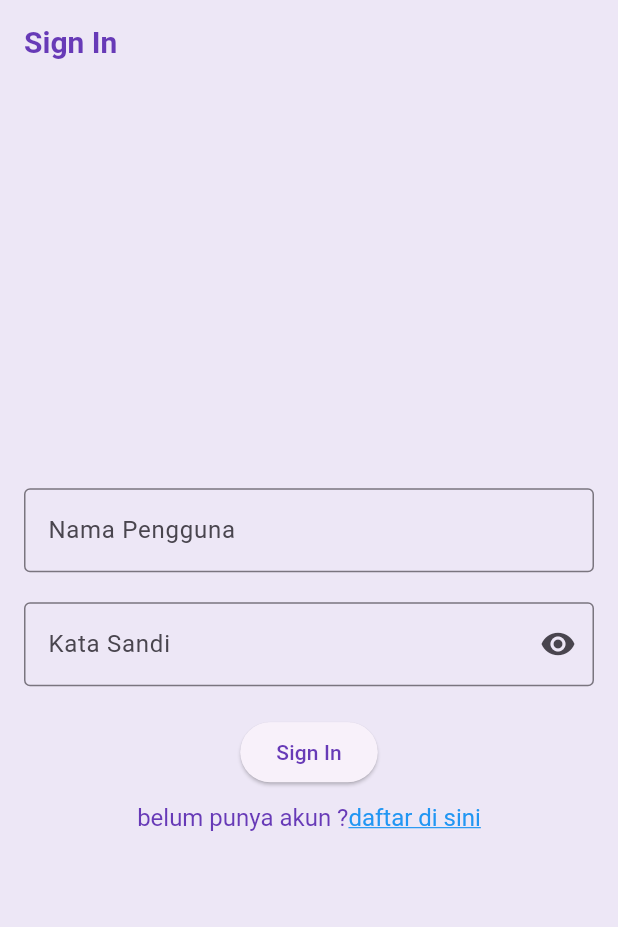
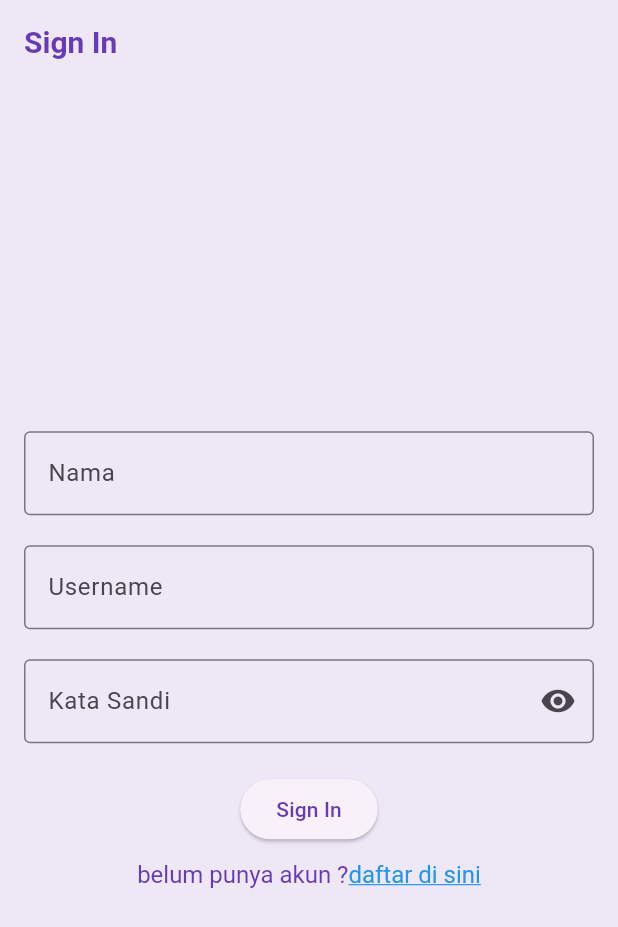
Before and after one commit to 2024-2025-Gasal-PABI-SI5B/project-wisata-candi-si5b-h4m4r4, a Flutter app: the screen it shows after launch, on a phone screen of 412 x 824 dp. Shown: the top 927 px of the screen. Run offline on Flutter 3.47's test engine with Material 3 defaults, Android fonts, the phone set to English and light mode, and no system bars; our stand-ins replace cached_network_image.

Commit message:
Part 4 Completed

```diff
--- a/wisata_candi/lib/screens/signin_screen.dart
+++ b/wisata_candi/lib/screens/signin_screen.dart
@@ -1,17 +1,25 @@
 import 'package:flutter/material.dart';
 import 'package:flutter/gestures.dart';
 
-
-class SignInScreen extends StatelessWidget {
+class SignInScreen extends StatefulWidget {
   SignInScreen({super.key});
 
+  @override
+  State<SignInScreen> createState() => _SignInScreenState();
+}
+
+class _SignInScreenState extends State<SignInScreen> {
 //TODO: DEKLASRASI VARIABLE
+  final TextEditingController _nameControler = TextEditingController();
 
   final TextEditingController _usernameControler = TextEditingController();
+
   final TextEditingController _passwordControler = TextEditingController();
 
   String _errortext = '';
+
   bool _issign = false;
+
   bool _obscurepassword = true;
 
   @override
@@ -19,9 +27,7 @@ class SignInScreen extends StatelessWidget {
     return Scaffold(
       //TODO: APPBAR
       appBar: AppBar(
-        title: const Text(
-          'Sign In'
-        ),
+        title: const Text('Sign In'),
       ),
       //TODO: BODY
       body: Center(
@@ -34,15 +40,25 @@ class SignInScreen extends StatelessWidget {
               mainAxisAlignment: MainAxisAlignment.center,
               crossAxisAlignment: CrossAxisAlignment.center,
               children: [
-                  //TODO: TEXTFORMFIELD NAMA PENGGUNA
+                //TODO: TEXTFORMFIELD NAMA
+                TextFormField(
+                  controller: _nameControler,
+                  decoration: const InputDecoration(
+                    labelText: 'Nama',
+                    hintText: 'Masukan Nama',
+                    border: OutlineInputBorder(),
+                  ),
+                ),
+                const SizedBox(
+                  height: 20,
+                ),
+                //TODO: TEXTFORMFIELD USERNAME
                 TextFormField(
                   controller: _usernameControler,
                   decoration: const InputDecoration(
-                      labelText: 'Nama Pengguna',
-                      hintText: 'Masukan Nama Pengguna',
-                      border: OutlineInputBorder(
-
-                      ),
+                    labelText: 'Username',
+                    hintText: 'Masukan Username',
+                    border: OutlineInputBorder(),
                   ),
                 ),
                 const SizedBox(
@@ -56,11 +72,16 @@ class SignInScreen extends StatelessWidget {
                     hintText: 'Masukan Kata Sandi',
                     border: const OutlineInputBorder(),
                     errorText: _errortext.isNotEmpty ? _errortext : null,
-                      suffixIcon:
-                        IconButton(
-                          onPressed: (){},
-                          icon:Icon(
-                            _obscurepassword ? Icons.visibility: Icons.visibility_off,
+                    suffixIcon: IconButton(
+                      onPressed: () {
+                        setState(() {
+                          _obscurepassword = !_obscurepassword;
+                        });
+                      },
+                      icon: Icon(
+                        _obscurepassword
+                            ? Icons.visibility
+                            : Icons.visibility_off,
                       ),
                     ),
                   ),
@@ -71,7 +92,7 @@ class SignInScreen extends StatelessWidget {
                   height: 20,
                 ),
                 ElevatedButton(
-                    onPressed: (){},
+                  onPressed: () {},
                   child: const Text('Sign In'),
                 ),
                 //TODO: TEXTBUTTON SIGN UP
@@ -85,10 +106,7 @@ class SignInScreen extends StatelessWidget {
                 RichText(
                   text: TextSpan(
                     text: 'belum punya akun ?',
-                      style: TextStyle(
-                        fontSize: 16,
-                        color: Colors.deepPurple
-                      ),
+                    style: TextStyle(fontSize: 16, color: Colors.deepPurple),
                     children: [
                       TextSpan(
                         text: 'daftar di sini',
@@ -97,15 +115,13 @@ class SignInScreen extends StatelessWidget {
                           fontSize: 16,
                           decoration: TextDecoration.underline,
                         ),
-                          recognizer: TapGestureRecognizer()
-                            ..onTap=(){},
+                        recognizer: TapGestureRecognizer()..onTap = () {},
                       ),
                     ],
                   ),
                 ),
               ],
-              )
-            ),
+            )),
           ),
         ),
       ),
```
Lines whose indentation alone changed are shown as unchanged.
